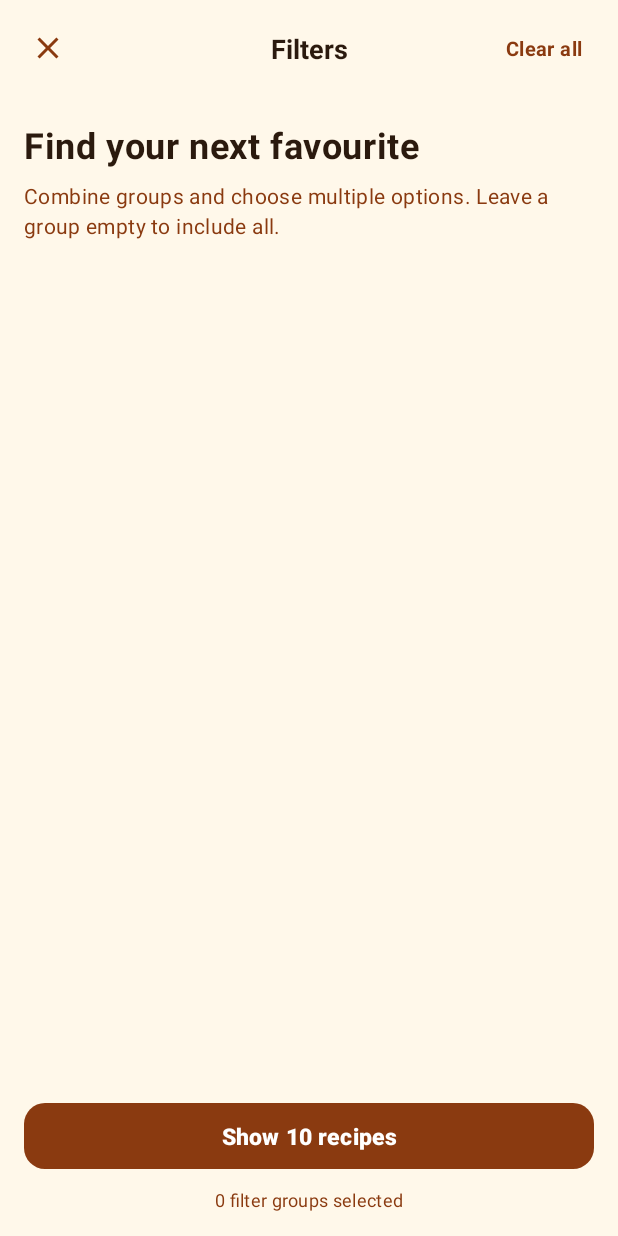
After one commit to milicacorilic/mobilne-aplikacije-projekat-2026, an Android app: the FiltersFragment screen opened through its navigation route, on a phone screen of 412 x 824 dp. The commit adds this screen. Run offline under Robolectric (Android 15) with nearby library versions, the phone set to English and light mode, and no system bars; our stand-ins replace navigation-ui.

Commit message:
feat: implement filters screen shell and draft state management

```diff
--- a/app/src/main/java/com/example/recipe_app/MainActivity.java
+++ b/app/src/main/java/com/example/recipe_app/MainActivity.java
@@ -1,11 +1,10 @@
 package com.example.recipe_app;
 
 import android.os.Bundle;
+import android.view.View;
+import android.widget.PopupMenu;
 
-import androidx.activity.OnBackPressedCallback;
 import androidx.appcompat.app.AppCompatActivity;
-import androidx.core.view.GravityCompat;
-import androidx.drawerlayout.widget.DrawerLayout;
 import androidx.lifecycle.ViewModelProvider;
 import androidx.navigation.NavController;
 import androidx.navigation.fragment.NavHostFragment;
@@ -14,7 +13,6 @@ import androidx.navigation.ui.NavigationUI;
 import com.example.recipe_app.ui.search.SearchViewModel;
 import com.google.android.material.appbar.MaterialToolbar;
 import com.google.android.material.bottomnavigation.BottomNavigationView;
-import com.google.android.material.navigation.NavigationView;
 
 public class MainActivity extends AppCompatActivity {
 
@@ -37,52 +35,41 @@ public class MainActivity extends AppCompatActivity {
         NavigationUI.setupWithNavController(bottomNav, navController);
 
         bottomNav.setOnItemSelectedListener(item -> {
-            // Reset search state when navigating away from Search tab
-            if (item.getItemId() != R.id.searchFragment) {
-                searchViewModel.clearAll();
-            }
             goTo(item.getItemId());
             return true;
         });
         bottomNav.setOnItemReselectedListener(item -> goTo(item.getItemId()));
 
-        // Bocni meni
-        DrawerLayout drawer = findViewById(R.id.drawer_layout);
-        NavigationView navView = findViewById(R.id.nav_view);
-
+        // Hamburger
         MaterialToolbar toolbar = findViewById(R.id.toolbar);
-        toolbar.setNavigationOnClickListener(v -> drawer.openDrawer(GravityCompat.START));
-
-        navView.setNavigationItemSelectedListener(item -> {
-            drawer.closeDrawer(GravityCompat.START);
-            goTo(item.getItemId());
-            return true;
-        });
-
-        OnBackPressedCallback closeDrawerOnBack = new OnBackPressedCallback(false) {
-            @Override
-            public void handleOnBackPressed() {
-                drawer.closeDrawer(GravityCompat.START);
-            }
-        };
-        getOnBackPressedDispatcher().addCallback(this, closeDrawerOnBack);
-        drawer.addDrawerListener(new DrawerLayout.SimpleDrawerListener() {
-            @Override
-            public void onDrawerOpened(android.view.View drawerView) {
-                closeDrawerOnBack.setEnabled(true);
-            }
-
-            @Override
-            public void onDrawerClosed(android.view.View drawerView) {
-                closeDrawerOnBack.setEnabled(false);
-            }
+        toolbar.setNavigationOnClickListener(v -> {
+            PopupMenu popup = new PopupMenu(this, v);
+            popup.getMenuInflater().inflate(R.menu.top_menu, popup.getMenu());
+            popup.setOnMenuItemClickListener(item -> {
+                goTo(item.getItemId());
+                return true;
+            });
+            popup.show();
         });
 
         navController.addOnDestinationChangedListener((controller, destination, args) -> {
-            if (destination.getId() == R.id.homeFragment) {
+            int destId = destination.getId();
+
+            // Manage toolbar titles
+            if (destId == R.id.homeFragment) {
                 toolbar.setTitle(R.string.toolbar_title);
             } else {
                 toolbar.setTitle(destination.getLabel());
+            }
+
+            // Hide/show bars on filters screen
+            boolean isFilters = destId == R.id.filtersFragment;
+            findViewById(R.id.appBar).setVisibility(isFilters ? View.GONE : View.VISIBLE);
+            findViewById(R.id.bottom_nav).setVisibility(isFilters ? View.GONE : View.VISIBLE);
+
+            // Search reset
+            if (destId != R.id.searchFragment && destId != R.id.filtersFragment) {
+                searchViewModel.clearAll();
             }
         });
     }
--- a/app/src/main/java/com/example/recipe_app/model/FakeData.java
+++ b/app/src/main/java/com/example/recipe_app/model/FakeData.java
@@ -63,7 +63,6 @@ public class FakeData {
         return list;
     }
 
-    // for later
     public static Recipe getRecipeById(int id) {
         for (Recipe r : getRecipes()) {
             if (r.Id == id) return r;
--- a/app/src/main/java/com/example/recipe_app/ui/home/HomeFragment.java
+++ b/app/src/main/java/com/example/recipe_app/ui/home/HomeFragment.java
@@ -43,7 +43,6 @@ public class HomeFragment extends Fragment {
             Bundle bundle = new Bundle();
             bundle.putBoolean("focus_search", true);
 
-            // Navigate to Search tab
             NavHostFragment.findNavController(this).navigate(R.id.searchFragment, bundle);
         });
 
--- /dev/null
+++ b/app/src/main/java/com/example/recipe_app/ui/search/FiltersFragment.java
@@ -0,0 +1,83 @@
+package com.example.recipe_app.ui.search;
+
+import android.os.Bundle;
+import android.view.View;
+import android.widget.TextView;
+
+import androidx.annotation.NonNull;
+import androidx.annotation.Nullable;
+import androidx.fragment.app.Fragment;
+import androidx.lifecycle.ViewModelProvider;
+import androidx.navigation.fragment.NavHostFragment;
+
+import com.example.recipe_app.R;
+import com.example.recipe_app.data.RecipeRepository;
+import com.example.recipe_app.model.Recipe;
+import com.google.android.material.button.MaterialButton;
+
+import java.util.List;
+
+public class FiltersFragment extends Fragment {
+
+    private SearchViewModel viewModel;
+    private FiltersViewModel filtersViewModel;
+    private RecipeFilter draftFilter;
+
+    private MaterialButton buttonShowRecipes;
+    private TextView textGroupsSelected;
+
+    public FiltersFragment() {
+        super(R.layout.fragment_filters);
+    }
+
+    @Override
+    public void onViewCreated(@NonNull View view, @Nullable Bundle savedInstanceState) {
+        super.onViewCreated(view, savedInstanceState);
+
+        viewModel = new ViewModelProvider(requireActivity()).get(SearchViewModel.class);
+        filtersViewModel = new ViewModelProvider(this).get(FiltersViewModel.class);
+
+        // Create a draft copy of the currently applied filter if one doesn't exist
+        if (filtersViewModel.draft == null) {
+            RecipeFilter appliedFilter = viewModel.getFilter().getValue();
+            filtersViewModel.draft = appliedFilter != null ? appliedFilter.copy() : new RecipeFilter();
+        }
+        draftFilter = filtersViewModel.draft;
+
+        buttonShowRecipes = view.findViewById(R.id.buttonShowRecipes);
+        textGroupsSelected = view.findViewById(R.id.textGroupsSelected);
+
+        // Top bar actions
+        view.findViewById(R.id.buttonClose).setOnClickListener(v -> {
+            NavHostFragment.findNavController(this).popBackStack();
+        });
+
+        view.findViewById(R.id.buttonClearAll).setOnClickListener(v -> {
+            draftFilter.clear();
+            updateBottomBar();
+        });
+
+        buttonShowRecipes.setOnClickListener(v -> {
+            viewModel.setFilter(draftFilter);
+            NavHostFragment.findNavController(this).popBackStack();
+        });
+
+        updateBottomBar();
+    }
+
+    private void updateBottomBar() {
+        int groups = draftFilter.activeGroupCount();
+        textGroupsSelected.setText(getResources().getQuantityString(
+                R.plurals.filters_groups_selected, groups, groups));
+
+        // Calculate how many recipes match this draft
+        List<Recipe> filteredList = RecipeFilterEngine.apply(
+                RecipeRepository.getInstance().getAllRecipes(),
+                viewModel.getQuery().getValue(),
+                draftFilter);
+
+        int count = filteredList.size();
+        buttonShowRecipes.setText(getResources().getQuantityString(
+                R.plurals.filters_show_button, count, count));
+    }
+}
--- /dev/null
+++ b/app/src/main/java/com/example/recipe_app/ui/search/FiltersViewModel.java
@@ -0,0 +1,7 @@
+package com.example.recipe_app.ui.search;
+
+import androidx.lifecycle.ViewModel;
+
+public class FiltersViewModel extends ViewModel {
+    public RecipeFilter draft;
+}
--- a/app/src/main/java/com/example/recipe_app/ui/search/RecipeFilter.java
+++ b/app/src/main/java/com/example/recipe_app/ui/search/RecipeFilter.java
@@ -13,7 +13,6 @@ public class RecipeFilter {
     public static final int DEFAULT_MIN_TIME = 10;
     public static final int DEFAULT_MAX_TIME = 120;
 
-    // EnumSet guarantees stable iteration order (useful for chips in Step 9)
     public Set<DishType> dishTypes = EnumSet.noneOf(DishType.class);
     public Set<DietType> dietTypes = EnumSet.noneOf(DietType.class);
     public Set<MealType> mealTypes = EnumSet.noneOf(MealType.class);
--- a/app/src/main/java/com/example/recipe_app/ui/search/SearchFragment.java
+++ b/app/src/main/java/com/example/recipe_app/ui/search/SearchFragment.java
@@ -13,6 +13,7 @@ import androidx.annotation.NonNull;
 import androidx.annotation.Nullable;
 import androidx.fragment.app.Fragment;
 import androidx.lifecycle.ViewModelProvider;
+import androidx.navigation.Navigation;
 import androidx.recyclerview.widget.LinearLayoutManager;
 import androidx.recyclerview.widget.RecyclerView;
 
@@ -45,6 +46,20 @@ public class SearchFragment extends Fragment {
         recyclerView.setLayoutManager(new LinearLayoutManager(requireContext()));
         recyclerView.setAdapter(adapter);
 
+        // Open Filters Screen (with double-tap guard and keyboard hide)
+        view.findViewById(R.id.buttonFilters).setOnClickListener(v -> {
+            if (Navigation.findNavController(v).getCurrentDestination().getId() == R.id.searchFragment) {
+                // Hide keyboard
+                InputMethodManager imm = (InputMethodManager) requireContext().getSystemService(Context.INPUT_METHOD_SERVICE);
+                if (imm != null) {
+                    imm.hideSoftInputFromWindow(searchInput.getWindowToken(), 0);
+                }
+                searchInput.clearFocus();
+
+                Navigation.findNavController(v).navigate(R.id.action_search_to_filters);
+            }
+        });
+
         // Observe filtered results
         viewModel.getFilteredRecipes().observe(getViewLifecycleOwner(), recipes -> {
             adapter.setRecipes(recipes);
@@ -71,7 +86,6 @@ public class SearchFragment extends Fragment {
             }
         });
 
-        // Handle the keyboard "Search" action to hide the keyboard
         searchInput.setOnEditorActionListener((v, actionId, event) -> {
             if (actionId == EditorInfo.IME_ACTION_SEARCH) {
                 InputMethodManager imm = (InputMethodManager) requireContext().getSystemService(Context.INPUT_METHOD_SERVICE);
@@ -84,7 +98,6 @@ public class SearchFragment extends Fragment {
             return false;
         });
 
-        // NEW: Check if we arrived here from the Home screen search bar
         if (getArguments() != null && getArguments().getBoolean("focus_search", false)) {
             searchInput.post(() -> {
                 searchInput.requestFocus();
--- /dev/null
+++ b/app/src/main/res/drawable/ic_close.xml
@@ -0,0 +1,9 @@
+<vector xmlns:android="http://schemas.android.com/apk/res/android"
+    android:width="24dp"
+    android:height="24dp"
+    android:viewportWidth="24"
+    android:viewportHeight="24">
+    <path
+        android:fillColor="@color/burnt_sienna"
+        android:pathData="M19,6.41L17.59,5 12,10.59 6.41,5 5,6.41 10.59,12 5,17.59 6.41,19 12,13.41 17.59,19 19,17.59 13.41,12z"/>
+</vector>
--- a/app/src/main/res/layout/activity_main.xml
+++ b/app/src/main/res/layout/activity_main.xml
@@ -1,16 +1,12 @@
 <?xml version="1.0" encoding="utf-8"?>
-<androidx.drawerlayout.widget.DrawerLayout xmlns:android="http://schemas.android.com/apk/res/android"
+<LinearLayout xmlns:android="http://schemas.android.com/apk/res/android"
     xmlns:app="http://schemas.android.com/apk/res-auto"
-    android:id="@+id/drawer_layout"
-    android:layout_width="match_parent"
-    android:layout_height="match_parent">
-
-    <LinearLayout
     android:layout_width="match_parent"
     android:layout_height="match_parent"
     android:orientation="vertical">
 
     <com.google.android.material.appbar.AppBarLayout
+        android:id="@+id/appBar"
         android:layout_width="match_parent"
         android:layout_height="wrap_content"
         android:background="@color/ochre"
@@ -47,14 +43,3 @@
         app:itemTextColor="@color/burnt_sienna"
         app:menu="@menu/bottom_nav_menu" />
 </LinearLayout>
-
-    <com.google.android.material.navigation.NavigationView
-        android:id="@+id/nav_view"
-        android:layout_width="300dp"
-        android:layout_height="match_parent"
-        android:layout_gravity="start"
-        android:background="@color/card_cream"
-        app:headerLayout="@layout/nav_header"
-        app:itemTextColor="@color/ink"
-        app:menu="@menu/top_menu" />
-</androidx.drawerlayout.widget.DrawerLayout>
--- /dev/null
+++ b/app/src/main/res/layout/fragment_filters.xml
@@ -0,0 +1,131 @@
+<?xml version="1.0" encoding="utf-8"?>
+<androidx.constraintlayout.widget.ConstraintLayout xmlns:android="http://schemas.android.com/apk/res/android"
+    xmlns:app="http://schemas.android.com/apk/res-auto"
+    xmlns:tools="http://schemas.android.com/tools"
+    android:layout_width="match_parent"
+    android:layout_height="match_parent"
+    android:background="@color/card_cream"
+    android:fitsSystemWindows="true">
+
+    <!-- Top Bar -->
+    <androidx.constraintlayout.widget.ConstraintLayout
+        android:id="@+id/topBar"
+        android:layout_width="0dp"
+        android:layout_height="?attr/actionBarSize"
+        android:background="@color/card_cream"
+        app:layout_constraintEnd_toEndOf="parent"
+        app:layout_constraintStart_toStartOf="parent"
+        app:layout_constraintTop_toTopOf="parent">
+
+        <ImageView
+            android:id="@+id/buttonClose"
+            android:layout_width="48dp"
+            android:layout_height="48dp"
+            android:layout_marginStart="@dimen/spacing_s"
+            android:background="?attr/selectableItemBackgroundBorderless"
+            android:clickable="true"
+            android:contentDescription="@string/filters_close_desc"
+            android:focusable="true"
+            android:padding="12dp"
+            android:src="@drawable/ic_close"
+            app:layout_constraintBottom_toBottomOf="parent"
+            app:layout_constraintStart_toStartOf="parent"
+            app:layout_constraintTop_toTopOf="parent"
+            app:tint="@color/burnt_sienna" />
+
+        <TextView
+            android:layout_width="wrap_content"
+            android:layout_height="wrap_content"
+            android:text="@string/filters_title"
+            android:textColor="@color/ink"
+            android:textSize="18sp"
+            android:textStyle="bold"
+            app:layout_constraintBottom_toBottomOf="parent"
+            app:layout_constraintEnd_toEndOf="parent"
+            app:layout_constraintStart_toStartOf="parent"
+            app:layout_constraintTop_toTopOf="parent" />
+
+        <TextView
+            android:id="@+id/buttonClearAll"
+            style="@style/TextAppearance.App.Link"
+            android:layout_width="wrap_content"
+            android:layout_height="wrap_content"
+            android:layout_marginEnd="@dimen/spacing_m"
+            android:background="?attr/selectableItemBackground"
+            android:padding="@dimen/spacing_s"
+            android:text="@string/filters_clear_all"
+            app:layout_constraintBottom_toBottomOf="parent"
+            app:layout_constraintEnd_toEndOf="parent"
+            app:layout_constraintTop_toTopOf="parent" />
+    </androidx.constraintlayout.widget.ConstraintLayout>
+
+    <androidx.core.widget.NestedScrollView
+        android:id="@+id/scrollView"
+        android:layout_width="0dp"
+        android:layout_height="0dp"
+        android:fillViewport="true"
+        app:layout_constraintBottom_toTopOf="@id/bottomBar"
+        app:layout_constraintEnd_toEndOf="parent"
+        app:layout_constraintStart_toStartOf="parent"
+        app:layout_constraintTop_toBottomOf="@id/topBar">
+
+        <LinearLayout
+            android:layout_width="match_parent"
+            android:layout_height="wrap_content"
+            android:orientation="vertical"
+            android:padding="@dimen/screen_padding">
+
+            <TextView
+                style="@style/TextAppearance.App.Title"
+                android:layout_width="match_parent"
+                android:layout_height="wrap_content"
+                android:text="@string/filters_intro_title"
+                android:textSize="24sp" />
+
+            <TextView
+                style="@style/TextAppearance.App.Body"
+                android:layout_width="match_parent"
+                android:layout_height="wrap_content"
+                android:layout_marginTop="@dimen/spacing_s"
+                android:layout_marginBottom="@dimen/spacing_l"
+                android:text="@string/filters_intro_helper" />
+
+            <LinearLayout
+                android:id="@+id/sectionsContainer"
+                android:layout_width="match_parent"
+                android:layout_height="wrap_content"
+                android:orientation="vertical" />
+
+        </LinearLayout>
+    </androidx.core.widget.NestedScrollView>
+
+    <!-- Sticky Bottom Bar -->
+    <LinearLayout
+        android:id="@+id/bottomBar"
+        android:layout_width="0dp"
+        android:layout_height="wrap_content"
+        android:background="@color/card_cream"
+        android:orientation="vertical"
+        android:padding="@dimen/screen_padding"
+        app:layout_constraintBottom_toBottomOf="parent"
+        app:layout_constraintEnd_toEndOf="parent"
+        app:layout_constraintStart_toStartOf="parent">
+
+        <com.google.android.material.button.MaterialButton
+            android:id="@+id/buttonShowRecipes"
+            style="@style/Widget.App.Button"
+            android:layout_width="match_parent"
+            android:layout_height="wrap_content"
+            tools:text="Show 10 recipes" />
+
+        <TextView
+            android:id="@+id/textGroupsSelected"
+            style="@style/TextAppearance.App.Caption"
+            android:layout_width="wrap_content"
+            android:layout_height="wrap_content"
+            android:layout_gravity="center_horizontal"
+            android:layout_marginTop="@dimen/spacing_s"
+            tools:text="0 filter groups selected" />
+    </LinearLayout>
+
+</androidx.constraintlayout.widget.ConstraintLayout>
--- a/app/src/main/res/layout/fragment_search.xml
+++ b/app/src/main/res/layout/fragment_search.xml
@@ -26,7 +26,7 @@
         app:layout_constraintStart_toStartOf="parent"
         app:layout_constraintTop_toBottomOf="@id/textTitle" />
 
-    <!-- Search Bar and Filters Button Row -->
+    <!-- Search bar and filters button row -->
     <LinearLayout
         android:id="@+id/searchBarRow"
         android:layout_width="0dp"
@@ -71,7 +71,6 @@
             app:strokeColor="@color/burnt_sienna" />
     </LinearLayout>
 
-    <!-- Rest of the layout remains the same... -->
     <TextView
         android:id="@+id/textListTitle"
         style="@style/TextAppearance.App.Label"
--- a/app/src/main/res/layout/item_search_recipe_card.xml
+++ b/app/src/main/res/layout/item_search_recipe_card.xml
@@ -25,7 +25,6 @@
             app:layout_constraintTop_toTopOf="parent"
             app:shapeAppearanceOverlay="@style/RecipeImageShape" />
 
-        <!-- Heart (Display only, decorative) -->
         <ImageView
             android:id="@+id/imageHeart"
             android:layout_width="32dp"
@@ -39,7 +38,6 @@
             app:layout_constraintEnd_toEndOf="parent"
             app:layout_constraintTop_toTopOf="parent" />
 
-        <!-- Dish Type -->
         <TextView
             android:id="@+id/textDishType"
             style="@style/TextAppearance.App.Eyebrow"
@@ -53,7 +51,6 @@
             app:layout_constraintTop_toTopOf="parent"
             tools:text="MAINS" />
 
-        <!-- Name -->
         <TextView
             android:id="@+id/textName"
             style="@style/TextAppearance.App.Label"
@@ -69,7 +66,6 @@
             app:layout_constraintTop_toBottomOf="@id/textDishType"
             tools:text="Chicken strips" />
 
-        <!-- Time -->
         <TextView
             android:id="@+id/textTime"
             style="@style/TextAppearance.App.Caption"
@@ -80,7 +76,6 @@
             app:layout_constraintTop_toBottomOf="@id/textName"
             tools:text="45 min" />
 
-        <!-- View Recipe -->
         <TextView
             android:id="@+id/textViewRecipe"
             style="@style/TextAppearance.App.Link"
--- a/app/src/main/res/navigation/nav_graph.xml
+++ b/app/src/main/res/navigation/nav_graph.xml
@@ -28,7 +28,18 @@
         android:id="@+id/searchFragment"
         android:name="com.example.recipe_app.ui.search.SearchFragment"
         android:label="@string/nav_search"
-        tools:layout="@layout/fragment_search" />
+        tools:layout="@layout/fragment_search">
+
+        <action
+            android:id="@+id/action_search_to_filters"
+            app:destination="@id/filtersFragment" />
+    </fragment>
+
+    <fragment
+        android:id="@+id/filtersFragment"
+        android:name="com.example.recipe_app.ui.search.FiltersFragment"
+        android:label="@string/filters_title"
+        tools:layout="@layout/fragment_filters" />
 
     <fragment
         android:id="@+id/favoritesFragment"
--- a/app/src/main/res/values/strings.xml
+++ b/app/src/main/res/values/strings.xml
@@ -129,4 +129,20 @@
         <item quantity="one">%d recipe</item>
         <item quantity="other">%d recipes</item>
     </plurals>
+    <!-- search-filters -->
+    <string name="filters_title">Filters</string>
+    <string name="filters_clear_all">Clear all</string>
+    <string name="filters_intro_title">Find your next favourite</string>
+    <string name="filters_intro_helper">Combine groups and choose multiple options. Leave a group empty to include all.</string>
+    <string name="filters_close_desc">Close</string>
+
+    <!-- Changed from <string> to <plurals> -->
+    <plurals name="filters_show_button">
+        <item quantity="one">Show %1$d recipe</item>
+        <item quantity="other">Show %1$d recipes</item>
+    </plurals>
+    <plurals name="filters_groups_selected">
+        <item quantity="one">%1$d filter group selected</item>
+        <item quantity="other">%1$d filter groups selected</item>
+    </plurals>
 </resources>
```
Also changed, not shown: app/src/main/java/com/example/recipe_app/ui/search/RecipeFilterEngine.java (+0 -7 lines), app/src/main/java/com/example/recipe_app/HomeFragment.java (deleted). Lines whose indentation alone changed are shown as unchanged.
